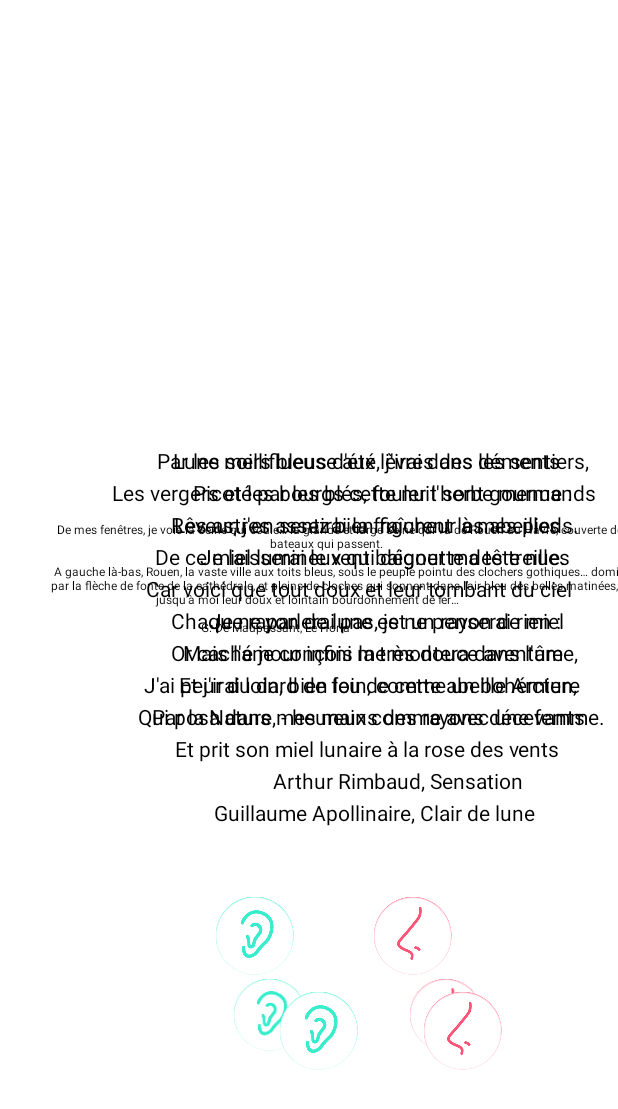
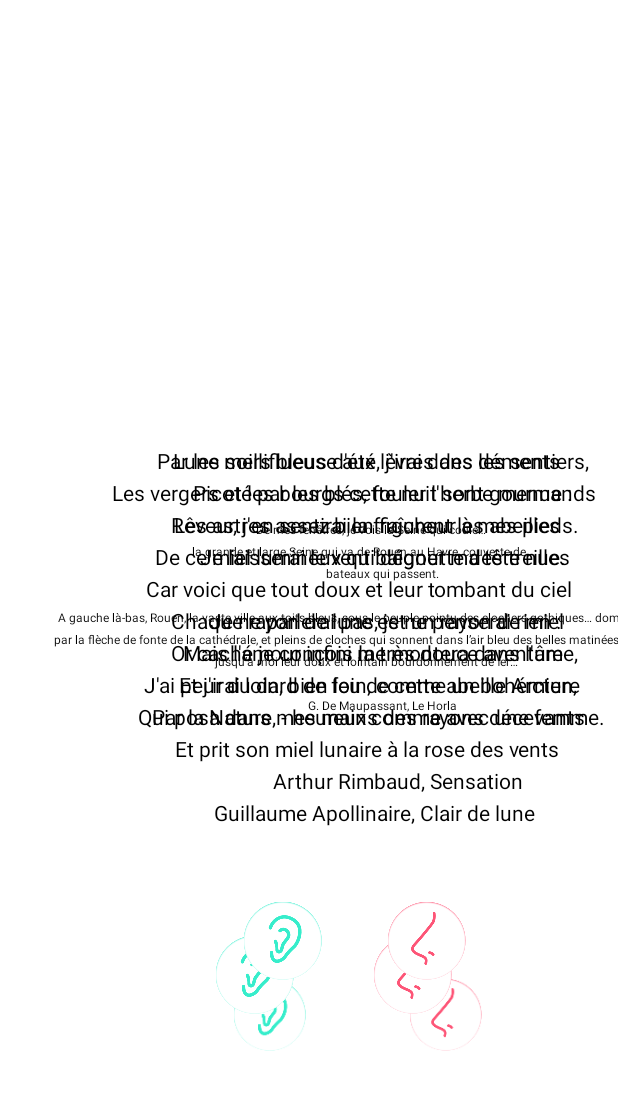
Before and after one commit to EdgarLGB/arduino, an Android app: the fragment ParallaxFragment shown on its own in the app's theme, on a phone screen of 412 x 824 dp. Shown: the top 1109 px of the screen. Run offline under Robolectric (Android 15) with nearby library versions, the phone set to English and light mode, and no system bars.

Commit message:
demo beta

```diff
--- a/ParallaxPager/example/src/main/AndroidManifest.xml
+++ b/ParallaxPager/example/src/main/AndroidManifest.xml
@@ -12,7 +12,7 @@
   <application
       android:name=".SampleApplication"
       android:allowBackup="true"
-      android:icon="@drawable/ic_launcher"
+      android:icon="@drawable/icon"
       android:label="@string/app_name"
       android:theme="@style/AppTheme">
     <activity
--- a/ParallaxPager/example/src/main/res/layout/parallax_view_2.xml
+++ b/ParallaxPager/example/src/main/res/layout/parallax_view_2.xml
@@ -15,14 +15,15 @@
         android:layout_width="wrap_content"
         android:layout_height="wrap_content"
         android:text="
-        De mes fenêtres, je vois la Seine qui coule… la grande et large Seine qui va de Rouen au Havre, couverte de \n
-                                                                               bateaux qui passent.\n
+                 De mes fenêtres, je vois la Seine qui coule… \n
+         la grande et large Seine qui va de Rouen au Havre, couverte de \n
+                        bateaux qui passent.\n
         \n
-       A gauche là-bas, Rouen, la vaste ville aux toits bleus, sous le peuple pointu des clochers gothiques… dominés \n
+   A gauche là-bas, Rouen, la vaste ville aux toits bleus, sous le peuple pointu des clochers gothiques… dominés \n
       par la flèche de fonte de la cathédrale, et pleins de cloches qui sonnent dans l’air bleu des belles matinées, jetant \n
-                                         jusqu’à moi leur doux et lointain bourdonnement de fer… \n
+              jusqu’à moi leur doux et lointain bourdonnement de fer… \n
 \n
-                                                        G. De Maupassant, Le Horla"
+                        G. De Maupassant, Le Horla"
         android:id="@+id/textView"
         app:x_in="5.0"
         app:x_out="5.0"
@@ -35,6 +36,9 @@
         android:layout_marginLeft="20dp"
         android:layout_marginRight="20dp"
         android:textSize="8dp"
+        android:lineSpacingExtra="@dimen/line_gap"
+        android:gravity="center"
+        android:layout_gravity="center"
         android:textColor="@android:color/black" />
 
     <RelativeLayout
--- a/ParallaxPager/example/src/main/res/layout/parallax_view_3.xml
+++ b/ParallaxPager/example/src/main/res/layout/parallax_view_3.xml
@@ -71,11 +71,12 @@
           app:a_in="5.0"
           app:a_out="5.0"
           android:background="@drawable/bizi"
-          android:layout_centerVertical="true"
+          android:layout_marginRight="149dp"
+          android:layout_marginEnd="149dp"
+          android:layout_alignParentTop="true"
           android:layout_alignParentRight="true"
           android:layout_alignParentEnd="true"
-          android:layout_marginRight="125dp"
-          android:layout_marginEnd="125dp" />
+          android:layout_marginTop="50dp" />
 
     </RelativeLayout>
 
--- a/ParallaxPager/example/src/main/res/values/strings.xml
+++ b/ParallaxPager/example/src/main/res/values/strings.xml
@@ -1,6 +1,6 @@
 <?xml version="1.0" encoding="utf-8"?>
 <resources>
-  <string name="app_name">RES</string>
+  <string name="app_name">Sensobus</string>
   <string name="mercury">Mercury</string>
   <string name="venus">Venus</string>
   <string name="earth">Earth</string>
```
Also changed, not shown: ParallaxPager/example/src/main/res/drawable-xxhdpi/icon.png (added).
